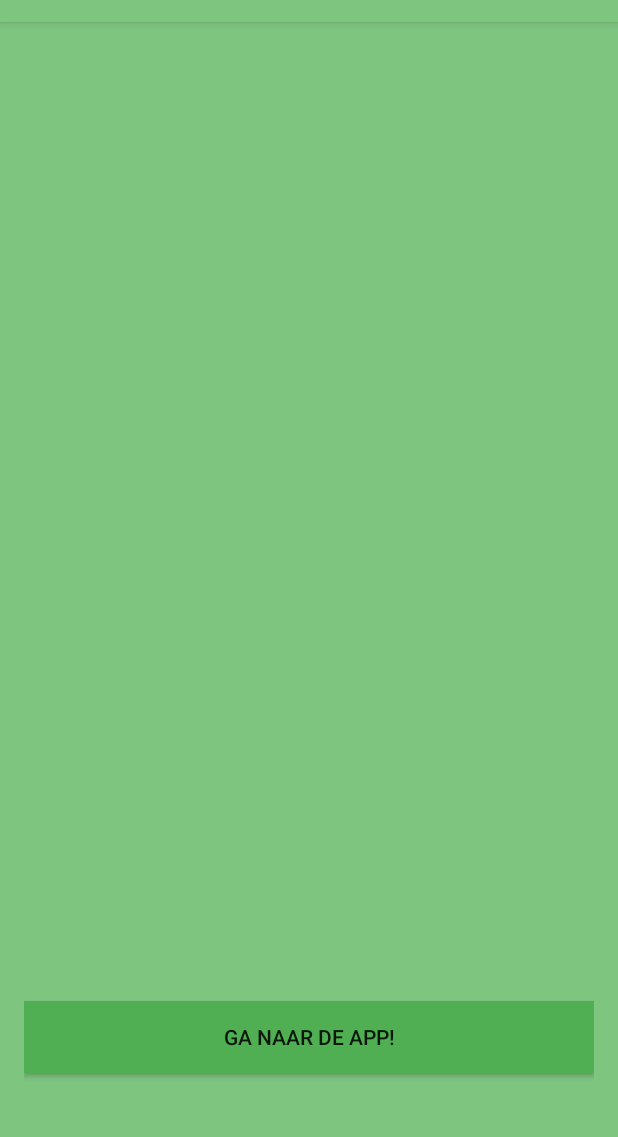
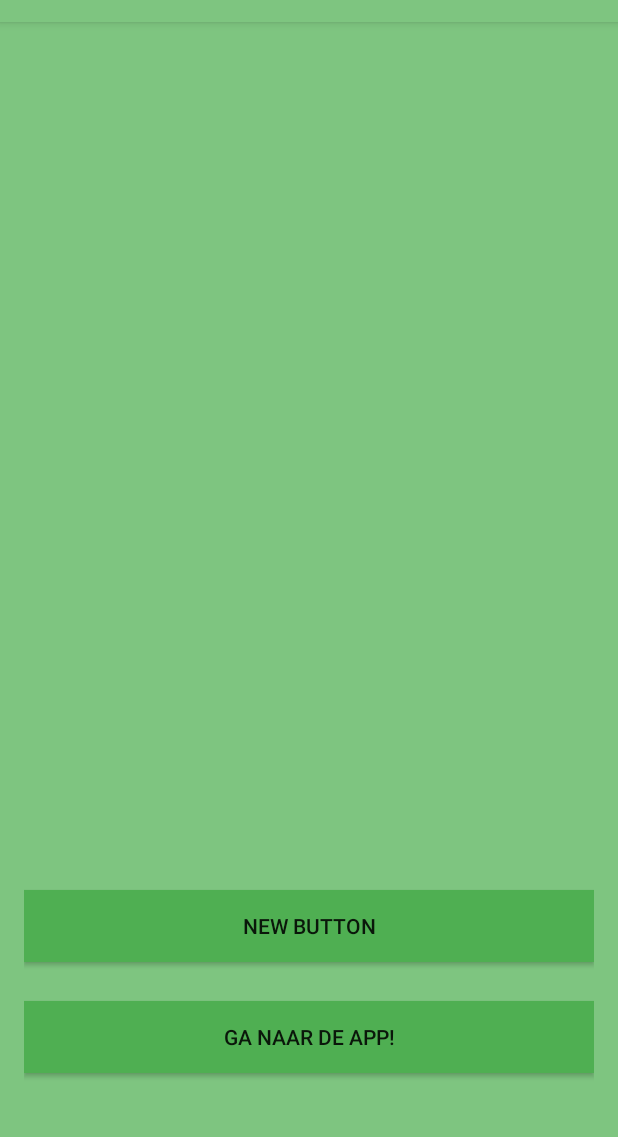
Before and after one commit to Asphyxi/Project-4, an Android app: the screen it shows after launch (MainActivity), on a phone screen of 412 x 824 dp, the part 62-1199 px from its top. Run offline under Robolectric (Android 15) with nearby library versions, the phone set to English and light mode, and no system bars.

```diff
--- a/app/src/main/res/layout-v14/activity_main.xml
+++ b/app/src/main/res/layout-v14/activity_main.xml
@@ -21,4 +21,16 @@
         android:layout_alignParentStart="false"
         style="@android:style/Widget.DeviceDefault.Light.Button"
         android:background="#4faf52" />
+
+    <Button
+        android:layout_width="fill_parent"
+        android:layout_height="wrap_content"
+        android:text="New Button"
+        android:id="@+id/kalenderknop"
+        android:background="#4faf52"
+        android:layout_marginBottom="26dp"
+        android:layout_above="@+id/startknop"
+        android:layout_alignParentStart="true" />
+
+
 </RelativeLayout>
--- a/app/src/main/res/layout/activity_main.xml
+++ b/app/src/main/res/layout/activity_main.xml
@@ -22,6 +22,23 @@
         android:layout_centerHorizontal="true"
         android:layout_marginBottom="32dp" />
 
+    <Button
+        android:layout_width="wrap_content"
+        android:layout_height="wrap_content"
+        android:text="maak een reminder"
+        android:id="@+id/kalenderknop"
+        android:layout_above="@+id/startknop"
+        android:layout_alignStart="@+id/startknop"
+        android:layout_alignEnd="@+id/startknop" />
+
+    Button
+        android:layout_width="wrap_content"
+        android:layout_height="wrap_content"
+        android:text="Set Date"
+        android:id="@+id/button"
+        android:layout_alignParentTop="true"
+        android:layout_alignParentStart="true"
+        android:onClick="setDate"/>
 
 
 </RelativeLayout>
```
Also changed, not shown: app/src/main/java/groep2/project4/CalendarApointment.java (added, +43 -0 lines), app/src/main/java/groep2/project4/MainActivity.java (+13 -1 lines).
